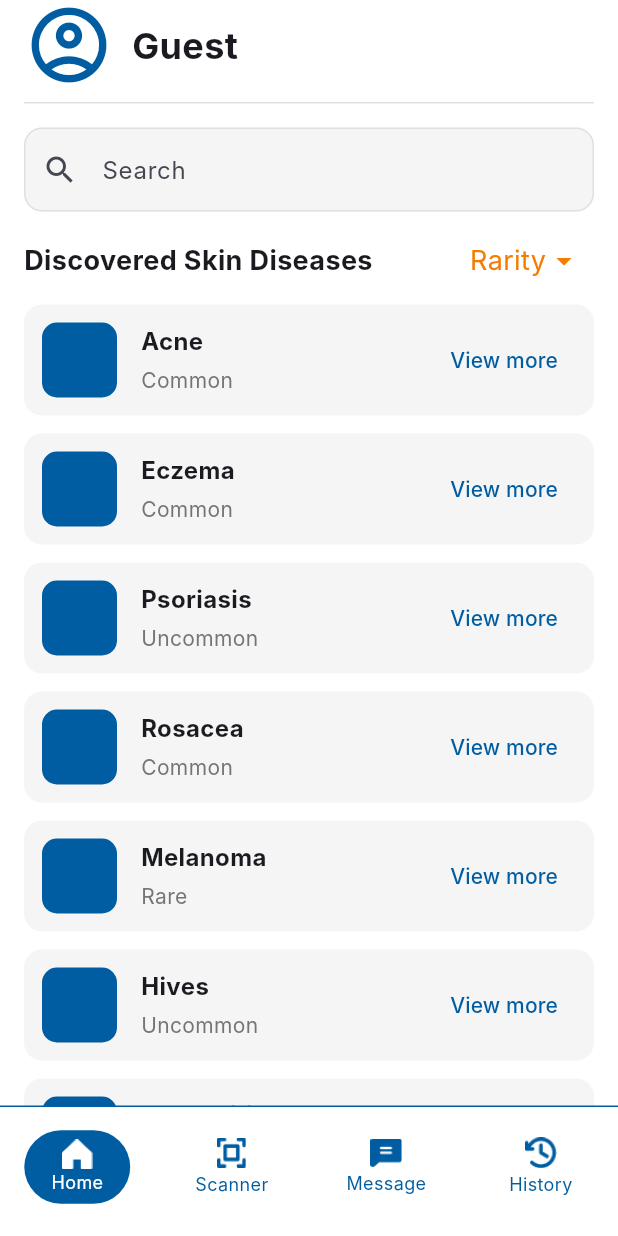
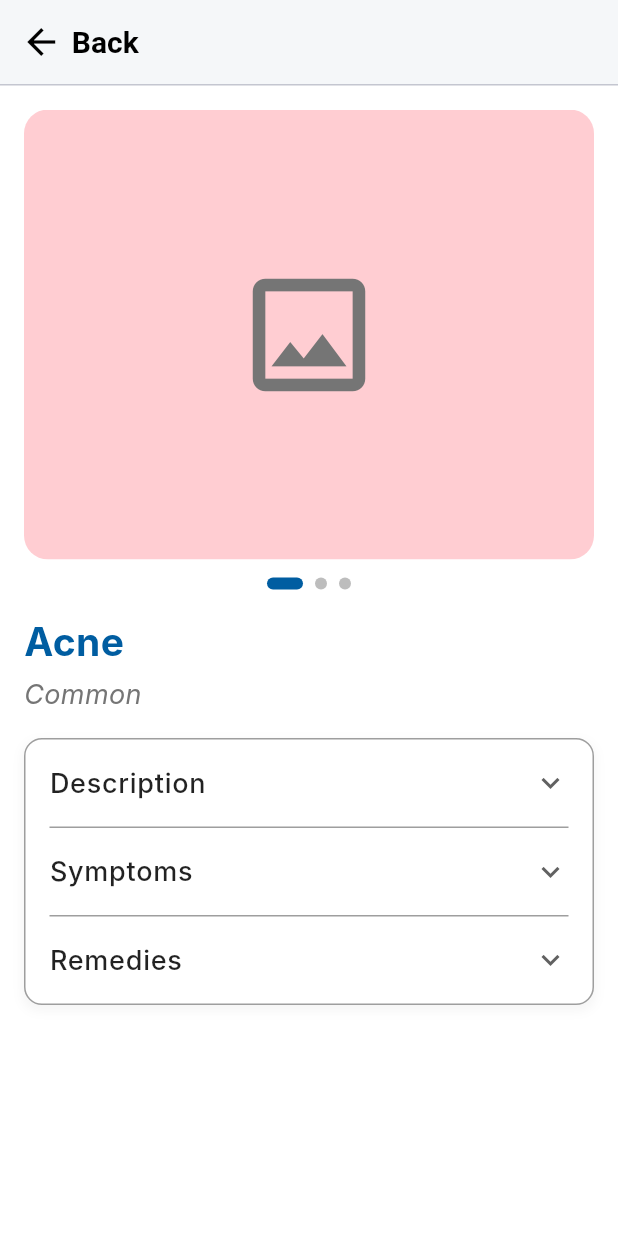
Before and after one commit to jysnz/AI-SKINWISE-V2, a Flutter app: the screen it shows after launch, after a tap on "View more", on a phone screen of 412 x 824 dp. Run offline on Flutter 3.47's test engine with Material 3 defaults, Android fonts, the phone set to English and light mode, and no system bars; our stand-ins replace camera, google_fonts, image_picker; Roboto replaces fonts that are missing (Inter).

Commit message:
Karl Done

```diff
--- a/lib/Pages/Dashboard_Page/AccountPage.dart
+++ b/lib/Pages/Dashboard_Page/AccountPage.dart
@@ -16,13 +16,13 @@ class AccountPage extends StatelessWidget {
           child: Row(
             children: const [
               SizedBox(width: 15),
-              Icon(Icons.arrow_back, color: Colors.black, size: 28.0),
+              Icon(Icons.arrow_back, color: Colors.black, size: 24.0),
               SizedBox(width: 10),
               Text(
                 'Back',
                 style: TextStyle(
                   color: Colors.black,
-                  fontSize: 23,
+                  fontSize: 20,
                   fontWeight: FontWeight.bold,
                 ),
               ),
@@ -42,7 +42,7 @@ class AccountPage extends StatelessWidget {
                 'Log out',
                 style: TextStyle(
                   color: Colors.red,
-                  fontSize: 23,
+                  fontSize: 20,
                   fontWeight: FontWeight.bold,
                 ),
               ),
--- a/lib/Pages/Dashboard_Page/DashboardContent.dart
+++ b/lib/Pages/Dashboard_Page/DashboardContent.dart
@@ -1,7 +1,8 @@
 // File: dashboard/DashboardContent.dart
 
 import 'package:flutter/material.dart';
-import 'AccountPage.dart'; // Import the account page for navigation
+import 'AccountPage.dart';
+import 'DiseaseDetailPage.dart';
 
 class DashboardContent extends StatefulWidget {
   DashboardContent({Key? key}) : super(key: key);
@@ -364,7 +365,18 @@ class DiseaseCard extends StatelessWidget {
               ),
             ),
             TextButton(
-              onPressed: () { /* TODO: Implement View more logic */ },
+              // --- 2. UPDATE THIS onPressed FUNCTION ---
+              onPressed: () {
+                Navigator.push(
+                  context,
+                  MaterialPageRoute(
+                    builder: (context) => DiseaseDetailPage(
+                      name: name,
+                      rarity: rarity,
+                    ),
+                  ),
+                );
+              },
               child: const Text(
                 'View more',
                 style: TextStyle(color: Color(0xFF005DA1)),
--- /dev/null
+++ b/lib/Pages/Dashboard_Page/DiseaseDetailPage.dart
@@ -0,0 +1,308 @@
+// File: DiseaseDetailPage.dart
+
+import 'package:flutter/material.dart';
+
+class DiseaseDetailPage extends StatefulWidget {
+  final String name;
+  final String rarity;
+
+  const DiseaseDetailPage({
+    Key? key,
+    required this.name,
+    required this.rarity,
+  }) : super(key: key);
+
+  @override
+  State<DiseaseDetailPage> createState() => _DiseaseDetailPageState();
+}
+
+class _DiseaseDetailPageState extends State<DiseaseDetailPage> {
+  // --- STATE FOR IMAGE CAROUSEL ---
+  final PageController _pageController = PageController();
+  int _currentPage = 0;
+
+  // --- DUMMY DATA FOR IMAGES ---
+  final List<Widget> _imagePlaceholders = [
+    _buildImagePlaceholder(Colors.red[100]!, Icons.image_outlined),
+    _buildImagePlaceholder(Colors.blue[100]!, Icons.image_search),
+    _buildImagePlaceholder(Colors.green[100]!, Icons.broken_image_outlined),
+  ];
+
+  @override
+  void initState() {
+    super.initState();
+  }
+
+  @override
+  void dispose() {
+    _pageController.dispose();
+    super.dispose();
+  }
+
+  // --- HELPER WIDGET FOR DUMMY IMAGES ---
+  static Widget _buildImagePlaceholder(Color color, IconData icon) {
+    return Container(
+      color: color,
+      child: Center(
+        child: Icon(
+          icon,
+          size: 100,
+          color: Colors.grey[600],
+        ),
+      ),
+    );
+  }
+
+  // --- HELPER METHOD TO BUILD DOT INDICATORS ---
+  List<Widget> _buildPageIndicator() {
+    List<Widget> list = [];
+    for (int i = 0; i < _imagePlaceholders.length; i++) {
+      list.add(i == _currentPage ? _indicator(true) : _indicator(false));
+    }
+    return list;
+  }
+
+  // --- HELPER WIDGET FOR A SINGLE DOT ---
+  Widget _indicator(bool isActive) {
+    return AnimatedContainer(
+      duration: const Duration(milliseconds: 150),
+      margin: const EdgeInsets.symmetric(horizontal: 4.0),
+      height: 8.0,
+      width: isActive ? 24.0 : 8.0,
+      decoration: BoxDecoration(
+        color: isActive ? const Color(0xFF005DA1) : Colors.grey[400],
+        borderRadius: const BorderRadius.all(Radius.circular(12)),
+      ),
+    );
+  }
+
+  @override
+  Widget build(BuildContext context) {
+    // This is the long description text
+    const String description =
+        'A common skin condition that occurs when hair follicles '
+        'become clogged with oil, dead skin cells, and bacteria. It '
+        'often appears on the face, chest, back, and shoulders and '
+        'can range from mild to severe.\n\n'
+        'Types of Lesions:\n'
+        'Whiteheads (Closed Comedones): Small, flesh-colored '
+        'bumps caused by clogged pores.\n'
+        'Blackheads (Open Comedones): Dark, open pores filled '
+        'with excess oil and dead skin.\n'
+        'Papules: Small, red, inflamed bumps that may feel tender.\n'
+        'Pustules (Pimples): Red bumps with pus at the tip.\n'
+        'Nodules: Large, painful lumps deep under the skin.\n'
+        'Cysts: Painful, pus-filled lumps that can cause scarring.';
+
+    return Scaffold(
+      appBar: AppBar(
+        leading: TextButton.icon(
+          icon: const Icon(
+            Icons.arrow_back,
+            size: 28.0,
+          ),
+          label: const Text('Back'),
+          onPressed: () => Navigator.of(context).pop(),
+          style: TextButton.styleFrom(
+            foregroundColor: Colors.black,
+            textStyle: const TextStyle(
+              fontSize: 20,
+              fontWeight: FontWeight.w700,
+            ),
+          ),
+        ),
+        leadingWidth: 110.0,
+        title: const Text(''),
+        backgroundColor: Colors.white,
+        foregroundColor: Colors.black,
+        elevation: 1, // Note: The AppBar's elevation already creates a line.
+        // The Divider below adds another one.
+      ),
+
+      body: SingleChildScrollView(
+        child: Column(
+          crossAxisAlignment: CrossAxisAlignment.start,
+          children: [
+
+            // --- ✅ DIVIDER ADDED HERE ---
+            // This divider is separate from the AppBar's elevation shadow
+            const Divider(height: 1, thickness: 1),
+            // --- ✅ END OF CHANGE ---
+            const SizedBox(height: 16.0),
+            // --- IMAGE CAROUSEL ---
+            SizedBox(
+              height: 300,
+              child: Stack(
+                children: [
+                  Padding(
+                    padding: const EdgeInsets.symmetric(horizontal: 16.0), // Padding around photo
+                    child: ClipRRect(
+                      borderRadius: BorderRadius.circular(16), // Round edges
+                      child: PageView.builder(
+                        controller: _pageController,
+                        itemCount: _imagePlaceholders.length,
+                        itemBuilder: (context, index) {
+                          return _imagePlaceholders[index];
+                        },
+                        onPageChanged: (int page) {
+                          setState(() {
+                            _currentPage = page;
+                          });
+                        },
+                      ),
+                    ),
+                  ),
+                ],
+              ),
+            ),
+
+            // --- DOT INDICATORS ---
+            const SizedBox(height: 12.0),
+            Row(
+              mainAxisAlignment: MainAxisAlignment.center,
+              children: _buildPageIndicator(),
+            ),
+            const SizedBox(height: 16.0), // Spacing after dots
+
+            // 2. Main Content Area (for text above tiles)
+            Padding(
+              padding: const EdgeInsets.symmetric(horizontal: 16.0),
+              child: Column(
+                crossAxisAlignment: CrossAxisAlignment.start,
+                children: [
+                  // Disease Name
+                  Text(
+                    widget.name,
+                    style: const TextStyle(
+                      fontSize: 26,
+                      fontWeight: FontWeight.bold,
+                      color: Color(0xFF005DA1),
+                    ),
+                  ),
+                  const SizedBox(height: 4),
+
+                  // Rarity
+                  Text(
+                    widget.rarity,
+                    style: TextStyle(
+                      fontSize: 18,
+                      color: Colors.grey[600],
+                      fontStyle: FontStyle.italic,
+                    ),
+                  ),
+                  const SizedBox(height: 8),
+                ],
+              ),
+            ),
+            const SizedBox(height: 8.0), // Spacing between rarity and first tile
+
+
+            // 3. Expandable Sections
+            Padding(
+              padding: const EdgeInsets.symmetric(horizontal: 16.0),
+              child: Container(
+                decoration: BoxDecoration(
+                  color: Colors.white,
+                  borderRadius: BorderRadius.circular(12.0),
+                  border: Border.all(
+                    color: Colors.grey, // Border color
+                    width: 1.0,           // Border width
+                  ),
+                  boxShadow: [
+                    BoxShadow(
+                      color: Colors.grey.withOpacity(0.1),
+                      spreadRadius: 1,
+                      blurRadius: 5,
+                      offset: const Offset(0, 3),
+                    ),
+                  ],
+                ),
+                child: Column(
+                  children: [
+                    // --- DESCRIPTION TILE ---
+                    ExpansionTile(
+                      tilePadding: const EdgeInsets.symmetric(horizontal: 16.0),
+                      iconColor: Colors.grey[700],
+                      collapsedIconColor: Colors.grey[700],
+                      title: const Text(
+                        'Description',
+                        style: TextStyle(
+                            fontSize: 18,
+                            fontWeight: FontWeight.w500,
+                            color: Colors.black87),
+                      ),
+                      children: [
+                        Padding(
+                          padding: const EdgeInsets.fromLTRB(16.0, 0, 16.0, 16.0),
+                          child: Text(
+                            description,
+                            style: const TextStyle(fontSize: 16, height: 1.5, color: Colors.black54),
+                          ),
+                        ),
+                      ],
+                    ),
+
+                    const Divider(height: 1, thickness: 1, indent: 16, endIndent: 16, color: Colors.grey), // Kept this divider
+
+                    // --- SYMPTOMS TILE ---
+                    ExpansionTile(
+                      tilePadding: const EdgeInsets.symmetric(horizontal: 16.0),
+                      iconColor: Colors.grey[700],
+                      collapsedIconColor: Colors.grey[700],
+                      title: const Text(
+                        'Symptoms',
+                        style: TextStyle(
+                          fontSize: 18,
+                          fontWeight: FontWeight.w500,
+                          color: Colors.black87,
+                        ),
+                      ),
+                      children: const [
+                        ListTile(
+                          title: Text('• Symptom 1...', style: TextStyle(color: Colors.black54)),
+                          dense: true,
+                        ),
+                        ListTile(
+                          title: Text('• Symptom 2...', style: TextStyle(color: Colors.black54)),
+                          dense: true,
+                        ),
+                      ],
+                    ),
+
+                    const Divider(height: 1, thickness: 1, indent: 16, endIndent: 16, color: Colors.grey), // Kept this divider
+
+                    // --- REMEDIES TILE ---
+                    ExpansionTile(
+                      tilePadding: const EdgeInsets.symmetric(horizontal: 16.0),
+                      iconColor: Colors.grey[700],
+                      collapsedIconColor: Colors.grey[700],
+                      title: const Text(
+                        'Remedies',
+                        style: TextStyle(
+                          fontSize: 18,
+                          fontWeight: FontWeight.w500,
+                          color: Colors.black87,
+                        ),
+                      ),
+                      children: const [
+                        ListTile(
+                          title: Text('• Remedy 1...', style: TextStyle(color: Colors.black54)),
+                          dense: true,
+                        ),
+                        ListTile(
+                          title: Text('• Remedy 2...', style: TextStyle(color: Colors.black54)),
+                          dense: true,
+                        ),
+                      ],
+                    ),
+                  ],
+                ),
+              ),
+            ),
+            const SizedBox(height: 16.0), // Spacing at the bottom
+          ],
+        ),
+      ),
+    );
+  }
+}
```
